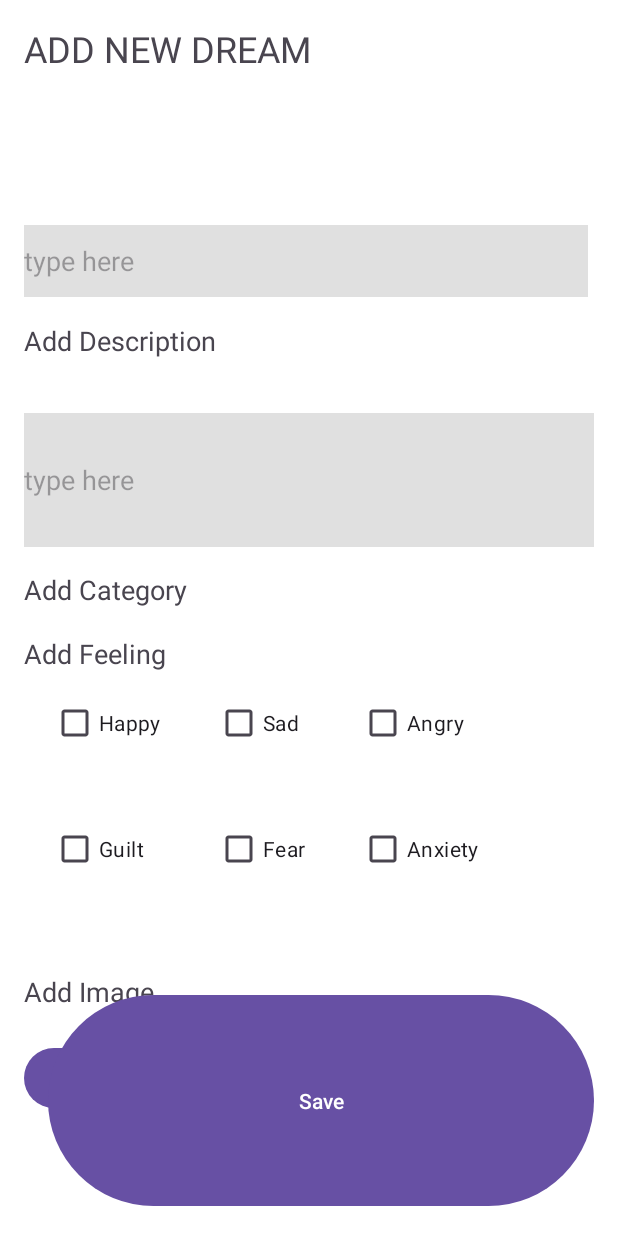
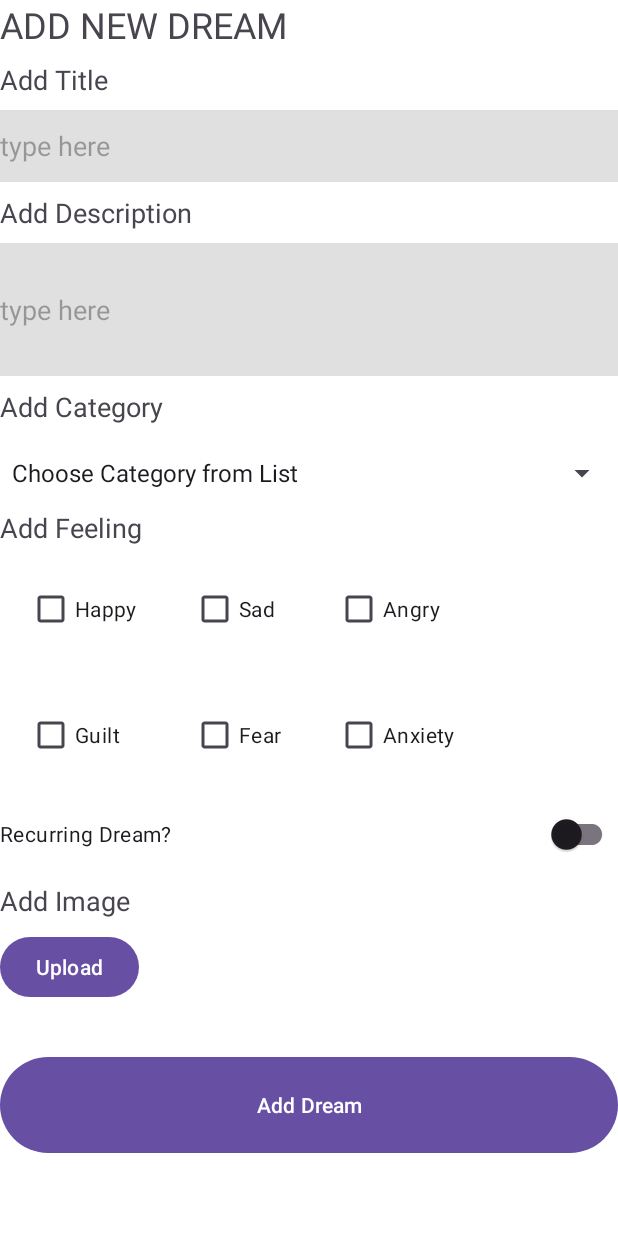
Before and after one commit to Gigacrew/DreamJournal-Android, an Android app: the screen it shows after launch (AddNewDreamActivity), after a tap on "Button", on a phone screen of 412 x 824 dp. Run offline under Robolectric (Android 15) with nearby library versions, the phone set to English and light mode, and no system bars; our stand-ins replace Room's generated code; 3 statements that could not run were skipped.

Commit message:
Updated the Add New Dream Activity PORT-105 as explained in issue Comments

```diff
--- a/app/src/main/java/com/gigacrew/dreamjournal/AddNewDreamActivity.kt
+++ b/app/src/main/java/com/gigacrew/dreamjournal/AddNewDreamActivity.kt
@@ -1,11 +1,23 @@
 package com.gigacrew.dreamjournal
 
 import android.os.Bundle
+import android.widget.AdapterView
+import android.widget.ArrayAdapter
 import android.widget.Button
 import android.widget.CheckBox
 import android.widget.EditText
+import android.widget.Spinner
 import android.widget.Toast
 import androidx.appcompat.app.AppCompatActivity
+import androidx.appcompat.widget.SwitchCompat
+import androidx.collection.ArrayMap
+import com.gigacrew.dreamjournal.databinding.ActivityNewdreamBinding
+import kotlinx.coroutines.Dispatchers
+import kotlinx.coroutines.GlobalScope
+import kotlinx.coroutines.launch
+import java.text.SimpleDateFormat
+import java.util.Date
+import java.util.Locale
 
 class AddNewDreamActivity : AppCompatActivity() {
 
@@ -19,21 +31,59 @@ class AddNewDreamActivity : AppCompatActivity() {
     private lateinit var checkboxAnxiety: CheckBox
     private lateinit var uploadButton: Button
     private lateinit var saveButton: Button
+    private lateinit var recurringSwitch: SwitchCompat
+    private lateinit var category: Spinner
+
+    private lateinit var binding: ActivityNewdreamBinding
+    private lateinit var database: AppDatabase
 
     override fun onCreate(savedInstanceState: Bundle?) {
         super.onCreate(savedInstanceState)
-        setContentView(R.layout.activity_newdream)
+        binding = ActivityNewdreamBinding.inflate(layoutInflater)
+        setContentView(binding.root)
 
-        titleEditText = findViewById(R.id.titleEditText)
-        descriptionEditText = findViewById(R.id.descriptionEditText)
-        checkboxHappy = findViewById(R.id.checkboxHappy)
-        checkboxSad = findViewById(R.id.checkboxSad)
-        checkboxAngry = findViewById(R.id.checkboxAngry)
-        checkboxGuilt = findViewById(R.id.checkboxGuilt)
-        checkboxFear = findViewById(R.id.checkboxFear)
-        checkboxAnxiety = findViewById(R.id.checkboxAnxiety)
-        uploadButton = findViewById(R.id.uploadButton)
-        saveButton = findViewById(R.id.saveButton)
+        // TODO: Get the user_id from the intent that we get here from
+
+        val userID = 0
+
+        database = AppDatabase.getDatabase(this)
+        titleEditText = binding.titleEditText
+        descriptionEditText = binding.descriptionEditText
+        recurringSwitch = binding.recurringDreamSwitch
+        checkboxHappy = binding.checkboxHappy
+        checkboxSad = binding.checkboxSad
+        checkboxAngry = binding.checkboxAngry
+        checkboxGuilt = binding.checkboxGuilt
+        checkboxFear = binding.checkboxFear
+        checkboxAnxiety = binding.checkboxAnxiety
+        category = binding.categorySpinner
+        uploadButton = binding.uploadButton
+        saveButton = binding.saveButton
+
+        var selectedItem = ""
+        val categoryOptions = listOf("Choose Category from List","Good Dream","Sensual","Nightmare","Freaky","Confusing")
+
+        val adapter = ArrayAdapter(this,android.R.layout.simple_spinner_item,categoryOptions)
+        adapter.setDropDownViewResource(android.R.layout.simple_spinner_dropdown_item)
+
+
+        category.adapter = adapter
+
+        category.onItemSelectedListener = object : AdapterView.OnItemSelectedListener{
+            override fun onItemSelected(parent: AdapterView<*>, view: android.view.View?, position: Int, id: Long) {
+                if (position == 0) {
+                    return
+                }
+
+                 selectedItem = parent.getItemAtPosition(position) as String
+
+            }
+
+            override fun onNothingSelected(parent: AdapterView<*>) {
+                // Do nothing here
+            }
+        }
+
 
 
         uploadButton.setOnClickListener {
@@ -42,18 +92,54 @@ class AddNewDreamActivity : AppCompatActivity() {
         }
 
         saveButton.setOnClickListener {
-
             val title = titleEditText.text.toString()
             val description = descriptionEditText.text.toString()
-            val isHappy = checkboxHappy.isChecked
-            val isSad = checkboxSad.isChecked
-            val isAngry = checkboxAngry.isChecked
-            val isGuilt = checkboxGuilt.isChecked
-            val isFear = checkboxFear.isChecked
-            val isAnxiety = checkboxAnxiety.isChecked
+            val recurringDream = recurringSwitch.isChecked
 
-            showToast("Data saved successfully.")
+            // Create an ArrayMap to hold the emotions and their checkbox values
+            val feelingsChecked = ArrayMap<String, Boolean>().apply {
+                put("Happy", checkboxHappy.isChecked)
+                put("Sad", checkboxSad.isChecked)
+                put("Angry", checkboxAngry.isChecked)
+                put("Guilt", checkboxGuilt.isChecked)
+                put("Fear", checkboxFear.isChecked)
+                put("Anxiety", checkboxAnxiety.isChecked)
+            }
+
+            // Build the feelingsCheckedArray using the selected emotions
+            val feelingsCheckedArray = ArrayList<String>(buildFeelingsArray(feelingsChecked))
+
+            val newDream = Dream(
+                title = title,
+                dream_description = description,
+                recurringDream = recurringDream,
+                feeling = feelingsCheckedArray,
+                category = selectedItem,
+                date = getCurrentDateTimeFormatted(),
+                imageURL = "",
+                user_id = userID
+            )
+            GlobalScope.launch(Dispatchers.IO) {
+                database.dreamDAO().insertDream(newDream)
+            }
         }
+    }
+
+    private fun getCurrentDateTimeFormatted(): String {
+        val currentDate = Date()
+        val dateFormat = SimpleDateFormat("yyyy/MM/dd HH:mm:ss", Locale.getDefault())
+        return dateFormat.format(currentDate)
+    }
+    private fun buildFeelingsArray(feelingsChecked: ArrayMap<String, Boolean>): List<String> {
+        val selectedFeelings = mutableListOf<String>()
+
+        for ((feeling, isChecked) in feelingsChecked) {
+            if (isChecked) {
+                selectedFeelings.add(feeling)
+            }
+        }
+
+        return selectedFeelings
     }
 
     private fun showToast(message: String) {
--- a/app/src/main/java/com/gigacrew/dreamjournal/AppDatabase.kt
+++ b/app/src/main/java/com/gigacrew/dreamjournal/AppDatabase.kt
@@ -4,8 +4,10 @@ import android.content.Context
 import androidx.room.Database
 import androidx.room.Room
 import androidx.room.RoomDatabase
+import androidx.room.TypeConverters
 
 @Database(entities = [User::class, Dream::class], version = 1,  exportSchema = false)
+@TypeConverters(ArrayListConverter::class)
 abstract class AppDatabase : RoomDatabase(){
     abstract fun userDao() : UserDAO
     abstract fun dreamDAO(): DreamDAO
--- /dev/null
+++ b/app/src/main/java/com/gigacrew/dreamjournal/ArrayListConverter.kt
@@ -0,0 +1,16 @@
+package com.gigacrew.dreamjournal
+
+import androidx.room.TypeConverter
+
+class ArrayListConverter {
+
+    @TypeConverter
+    fun fromArrayList(list: ArrayList<String>): String {
+        return list.joinToString(",")
+    }
+
+    @TypeConverter
+    fun toArrayList(data: String): ArrayList<String> {
+        return ArrayList(data.split(","))
+    }
+}
--- a/app/src/main/java/com/gigacrew/dreamjournal/Dream.kt
+++ b/app/src/main/java/com/gigacrew/dreamjournal/Dream.kt
@@ -11,7 +11,7 @@ data class Dream(
     val title: String,
     val recurringDream: Boolean,
     val imageURL: String,
-    val feeling: String,
+    val feeling: ArrayList<String>,
     val dream_description: String,
     val date: String,
     var category: String
--- a/app/src/main/java/com/gigacrew/dreamjournal/DreamDAO.kt
+++ b/app/src/main/java/com/gigacrew/dreamjournal/DreamDAO.kt
@@ -34,7 +34,7 @@ interface DreamDAO {
         title: String,
         recurringDream: Boolean,
         imageURL: String,
-        feeling: String,
+        feeling: ArrayList<String>,
         dreamDescription: String,
         category: String,
         date: String
--- a/app/src/main/res/layout/activity_newdream.xml
+++ b/app/src/main/res/layout/activity_newdream.xml
@@ -1,152 +1,157 @@
 <?xml version="1.0" encoding="utf-8"?>
-<RelativeLayout xmlns:android="http://schemas.android.com/apk/res/android"
+<LinearLayout xmlns:android="http://schemas.android.com/apk/res/android"
     xmlns:tools="http://schemas.android.com/tools"
     android:layout_width="match_parent"
     android:layout_height="match_parent"
-    android:padding="16dp"
     android:background="@android:color/white"
+    android:orientation="vertical"
+    android:layout_margin="16dp"
     tools:ignore="ExtraText">
 
     <TextView
-        android:layout_width="396dp"
+        android:id="@+id/AddEditDreamHeading"
+        android:layout_width="match_parent"
         android:layout_height="wrap_content"
-        android:layout_alignParentEnd="true"
         android:layout_gravity="center_horizontal"
-        android:text="ADD NEW DREAM"
+        android:text="@string/NewDreamHeading"
         android:textSize="24sp" />
+
+    <TextView
+        android:id="@+id/titleLabelTextView"
+        android:layout_width="match_parent"
+        android:layout_height="wrap_content"
+        android:text="@string/add_title"
+        android:textSize="@dimen/LabelSize"
+        android:layout_marginVertical="@dimen/marginVert"/>
 
     <EditText
         android:id="@+id/titleEditText"
-        android:layout_width="376dp"
-        android:layout_height="48dp"
-        android:layout_alignParentBottom="true"
-        android:layout_marginBottom="610dp"
+        android:layout_width="match_parent"
+        android:layout_height="wrap_content"
+        android:minHeight="@dimen/minHeight"
         android:background="#E0E0E0"
-        android:hint="type here" />
+        android:hint="@string/type_here" />
 
     <!-- Add Description Title -->
+
     <TextView
-        android:layout_width="387dp"
-        android:layout_height="48dp"
-        android:layout_alignParentEnd="true"
-        android:layout_alignParentBottom="true"
-        android:layout_marginBottom="545dp"
-        android:text="Add Description"
-        android:textSize="18sp" />
+        android:id="@+id/descriptionLabelTextView"
+        android:layout_width="match_parent"
+        android:layout_height="wrap_content"
+        android:layout_marginVertical="@dimen/marginVert"
+        android:text="@string/add_description"
+        android:textSize="@dimen/LabelSize"  />
 
     <!-- Description Multiline Text Field -->
     <EditText
         android:id="@+id/descriptionEditText"
-        android:layout_width="395dp"
-        android:layout_height="89dp"
-        android:layout_alignParentBottom="true"
-        android:layout_marginBottom="443dp"
-        android:hint="type here"
+        android:layout_width="match_parent"
+        android:layout_height="wrap_content"
+        android:background="#E0E0E0"
+        android:hint="@string/type_here"
         android:inputType="textMultiLine"
-        android:background="#E0E0E0"
         android:minLines="4" />
 
     <!-- Add Category Title -->
     <TextView
-        android:layout_width="387dp"
-        android:layout_height="57dp"
-        android:layout_alignParentBottom="true"
-        android:layout_marginBottom="370dp"
-        android:text="Add Category"
-        android:textSize="18sp" />
+        android:layout_width="match_parent"
+        android:layout_height="wrap_content"
+        android:layout_marginVertical="@dimen/marginVert"
+        android:text="@string/add_category"
+        android:textSize="@dimen/LabelSize" />
+
+    <Spinner
+        android:id="@+id/categorySpinner"
+        android:layout_width="match_parent"
+        android:layout_height="wrap_content"
+        android:minHeight="@dimen/minHeight"
+        />
 
     <!-- Add Feeling Title -->
     <TextView
         android:layout_width="wrap_content"
         android:layout_height="wrap_content"
-        android:layout_alignParentBottom="true"
-        android:layout_marginBottom="360dp"
-        android:text="Add Feeling"
-        android:textSize="18sp"/>
+        android:text="@string/add_feeling"
+        android:textSize="@dimen/LabelSize" />
 
     <!-- Feelings Checkboxes -->
     <GridLayout
         android:layout_width="match_parent"
         android:layout_height="wrap_content"
         android:columnCount="3"
-        android:rowCount="2"
-        android:layout_marginBottom="200dp"
-        android:layout_alignParentBottom="true">
+        android:rowCount="2">
 
         <CheckBox
             android:id="@+id/checkboxHappy"
             android:layout_width="wrap_content"
             android:layout_height="wrap_content"
-            android:text="Happy"
-            android:layout_margin="18dp" />
+            android:layout_margin="18dp"
+            android:text="@string/happy" />
 
         <CheckBox
             android:id="@+id/checkboxSad"
             android:layout_width="wrap_content"
             android:layout_height="wrap_content"
-            android:text="Sad"
-            android:layout_margin="18dp" />
+            android:layout_margin="18dp"
+            android:text="@string/sad" />
 
         <CheckBox
             android:id="@+id/checkboxAngry"
             android:layout_width="wrap_content"
             android:layout_height="wrap_content"
-            android:text="Angry"
-            android:layout_margin="18dp" />
+            android:layout_margin="18dp"
+            android:text="@string/angry" />
 
         <CheckBox
             android:id="@+id/checkboxGuilt"
             android:layout_width="wrap_content"
             android:layout_height="wrap_content"
-            android:text="Guilt"
-            android:layout_margin="18dp" />
+            android:layout_margin="18dp"
+            android:text="@string/guilt" />
 
         <CheckBox
             android:id="@+id/checkboxFear"
             android:layout_width="wrap_content"
             android:layout_height="wrap_content"
-            android:text="Fear"
-            android:layout_margin="18dp" />
+            android:layout_margin="18dp"
+            android:text="@string/fear" />
 
         <CheckBox
             android:id="@+id/checkboxAnxiety"
             android:layout_width="wrap_content"
             android:layout_height="wrap_content"
-            android:text="Anxiety"
-            android:layout_margin="18dp" />
+            android:layout_margin="18dp"
+            android:text="@string/anxiety" />
 
     </GridLayout>
 
     <!-- Add Image Title -->
+    <androidx.appcompat.widget.SwitchCompat
+        android:id="@+id/recurringDreamSwitch"
+        android:layout_width="match_parent"
+        android:layout_height="wrap_content"
+        android:text="@string/recurring_dream" />
+
     <TextView
-        android:layout_width="395dp"
-        android:layout_height="46dp"
-        android:layout_alignParentBottom="true"
-        android:layout_marginBottom="113dp"
-        android:text="Add Image"
-        android:textSize="18sp" />
+        android:layout_width="match_parent"
+        android:layout_height="wrap_content"
+        android:text="@string/add_image"
+        android:textSize="@dimen/LabelSize"
+        android:layout_marginVertical="@dimen/marginVert"/>
 
     <!-- Upload Button -->
     <Button
         android:id="@+id/uploadButton"
         android:layout_width="wrap_content"
         android:layout_height="wrap_content"
-        android:layout_alignParentBottom="true"
-        android:layout_marginBottom="65dp"
-        android:text="Upload" />
+        android:text="@string/upload" />
 
     <!-- Save Button -->
     <Button
         android:id="@+id/saveButton"
-        android:layout_width="wrap_content"
+        android:layout_width="match_parent"
         android:layout_height="72dp"
-        android:layout_alignParentStart="true"
-        android:layout_alignParentTop="true"
-        android:layout_alignParentEnd="true"
-        android:layout_alignParentBottom="true"
-        android:layout_gravity="center_horizontal"
-        android:layout_marginStart="16dp"
-        android:layout_marginTop="643dp"
-        android:text="Save" />
+        android:layout_marginVertical="32dp"
+        android:text="@string/AddDream" />
 
-</RelativeLayout>
+</LinearLayout>
--- /dev/null
+++ b/app/src/main/res/values/dimens.xml
@@ -0,0 +1,6 @@
+<?xml version="1.0" encoding="utf-8"?>
+<resources>
+    <dimen name="marginVert">8dp</dimen>
+    <dimen name="minHeight">48dp</dimen>
+    <dimen name="LabelSize">18sp</dimen>
+</resources>
--- a/app/src/main/res/values/strings.xml
+++ b/app/src/main/res/values/strings.xml
@@ -1,3 +1,19 @@
 <resources>
     <string name="app_name">DreamJournal</string>
+    <string name="add_title">Add Title</string>
+    <string name="NewDreamHeading">ADD NEW DREAM</string>
+    <string name="type_here">type here</string>
+    <string name="add_description">Add Description</string>
+    <string name="add_category">Add Category</string>
+    <string name="add_feeling">Add Feeling</string>
+    <string name="happy">Happy</string>
+    <string name="sad">Sad</string>
+    <string name="angry">Angry</string>
+    <string name="guilt">Guilt</string>
+    <string name="fear">Fear</string>
+    <string name="anxiety">Anxiety</string>
+    <string name="add_image">Add Image</string>
+    <string name="upload">Upload</string>
+    <string name="AddDream">Add Dream</string>
+    <string name="recurring_dream">Recurring Dream?</string>
 </resources>
```
